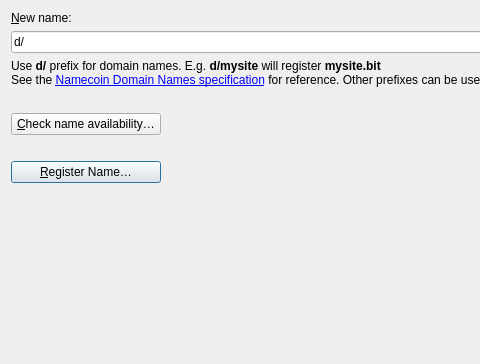
This is electrum_nmc/electrum/gui/qt/forms/buynamespage.ui in sevenrats/electrum-nmc as Qt 5 draws it before an edit; both pictures show x 0 to 480 and y 0 to 364 of the 776 by 364 pixel window. The edited form follows.
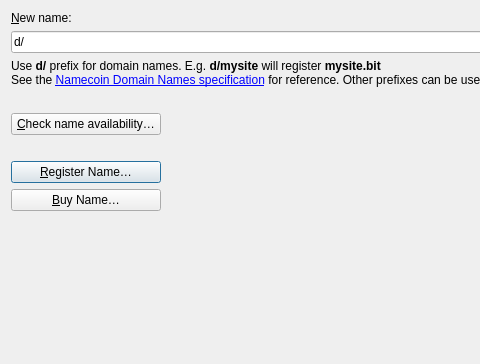
This is the edited form. Icons and pictures are not drawn. Custom widgets are drawn as their Qt base class.

Commit message: Namecoin / Qt: Add Buy Name UI

What changed in the file:
```diff
--- a/electrum_nmc/electrum/gui/qt/forms/buynamespage.ui
+++ b/electrum_nmc/electrum/gui/qt/forms/buynamespage.ui
@@ -165,6 +165,28 @@
         </property>
        </widget>
       </item>
+      <item>
+       <widget class="QPushButton" name="buyNameButton">
+        <property name="sizePolicy">
+         <sizepolicy hsizetype="Fixed" vsizetype="Fixed">
+          <horstretch>0</horstretch>
+          <verstretch>0</verstretch>
+         </sizepolicy>
+        </property>
+        <property name="minimumSize">
+         <size>
+          <width>150</width>
+          <height>0</height>
+         </size>
+        </property>
+        <property name="toolTip">
+         <string>Buy the name from the current owner.</string>
+        </property>
+        <property name="text">
+         <string>&amp;Buy Name&#8230;</string>
+        </property>
+       </widget>
+      </item>
       <item>
        <spacer name="verticalSpacer">
         <property name="orientation">
```
The commit also changes 4 other files.
